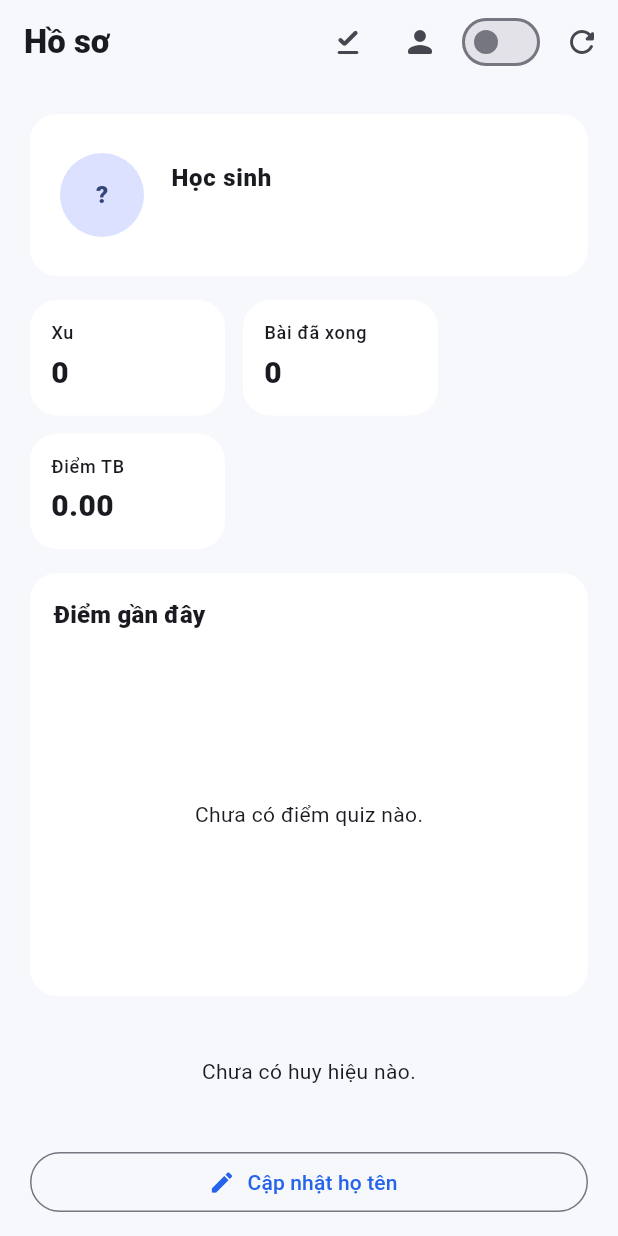
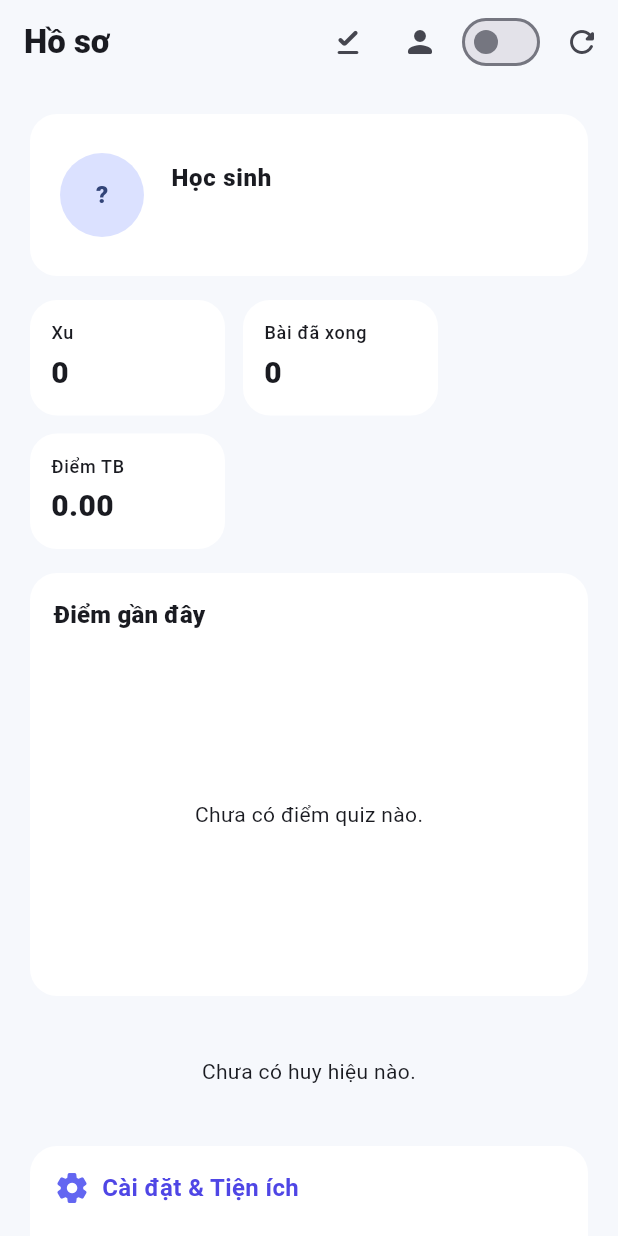
Before and after one commit to nguyenhuy238/X-Physics, a Flutter app: the ProfileScreen screen opened by its route, on a phone screen of 412 x 824 dp. Run offline on Flutter 3.47's test engine with Material 3 defaults, Android fonts, the phone set to English and light mode, and no system bars; our stand-ins replace connectivity_plus, dio, fl_chart, flutter_markdown, flutter_secure_storage, go_router and 2 more; missing offline and left inert: flutter_math_fork; accounts and stored records are empty.

Commit message:
Resolve merge conflict in profile_screen.dart and complete branch alignment

```diff
--- a/lib/features/profile/screens/profile_screen.dart
+++ b/lib/features/profile/screens/profile_screen.dart
@@ -132,6 +132,8 @@ class _ProfileContent extends StatelessWidget {
           _RecentScoreChart(attempts: profile.recentAttempts),
           const SizedBox(height: 16),
           _BadgeGrid(badges: [...profile.earnedBadges, ...profile.lockedBadges]),
+          const SizedBox(height: 16),
+          _buildStudentSettings(context, appState),
         ],
         const SizedBox(height: 16),
         OutlinedButton.icon(
@@ -152,6 +154,93 @@ class _ProfileContent extends StatelessWidget {
           label: const Text('Đăng xuất'),
         ),
       ],
+    );
+  }
+
+  Widget _buildStudentSettings(BuildContext context, AppState state) {
+    return Card(
+      child: Padding(
+        padding: const EdgeInsets.all(16),
+        child: Column(
+          crossAxisAlignment: CrossAxisAlignment.start,
+          children: [
+            const Row(
+              children: [
+                Icon(Icons.settings_rounded, color: Color(0xFF6366F1)),
+                SizedBox(width: 8),
+                Text(
+                  'Cài đặt & Tiện ích',
+                  style: TextStyle(
+                    fontWeight: FontWeight.bold,
+                    color: Color(0xFF4F46E5),
+                    fontSize: 16,
+                  ),
+                ),
+              ],
+            ),
+            const SizedBox(height: 12),
+            SwitchListTile(
+              secondary: Container(
+                padding: const EdgeInsets.all(8),
+                decoration: const BoxDecoration(
+                  shape: BoxShape.circle,
+                  color: Color(0xFFEFF6FF),
+                ),
+                child: const Icon(
+                  Icons.wifi_off_rounded,
+                  color: Color(0xFF2563EB),
+                  size: 20,
+                ),
+              ),
+              title: const Text(
+                'Chế độ ngoại tuyến',
+                style: TextStyle(
+                  fontWeight: FontWeight.bold,
+                  color: Color(0xFF0F172A),
+                ),
+              ),
+              subtitle: const Text(
+                'Giả lập học tập không có mạng internet',
+                style: TextStyle(fontSize: 12),
+              ),
+              value: state.simulateOffline,
+              onChanged: state.setOfflineMode,
+              activeColor: const Color(0xFF2563EB),
+            ),
+            const Divider(),
+            ListTile(
+              leading: Container(
+                padding: const EdgeInsets.all(8),
+                decoration: const BoxDecoration(
+                  shape: BoxShape.circle,
+                  color: Color(0xFFECFDF5),
+                ),
+                child: const Icon(
+                  Icons.download_done_rounded,
+                  color: Color(0xFF10B981),
+                  size: 20,
+                ),
+              ),
+              title: const Text(
+                'Bài học tải xuống',
+                style: TextStyle(
+                  fontWeight: FontWeight.bold,
+                  color: Color(0xFF0F172A),
+                ),
+              ),
+              subtitle: Text(
+                '${state.downloadedLessons.length} bài học sẵn sàng đọc offline',
+                style: const TextStyle(fontSize: 12),
+              ),
+              trailing: const Icon(
+                Icons.chevron_right_rounded,
+                color: Color(0xFF94A3B8),
+              ),
+              onTap: () => context.go('/offline'),
+            ),
+          ],
+        ),
+      ),
     );
   }
 
```
